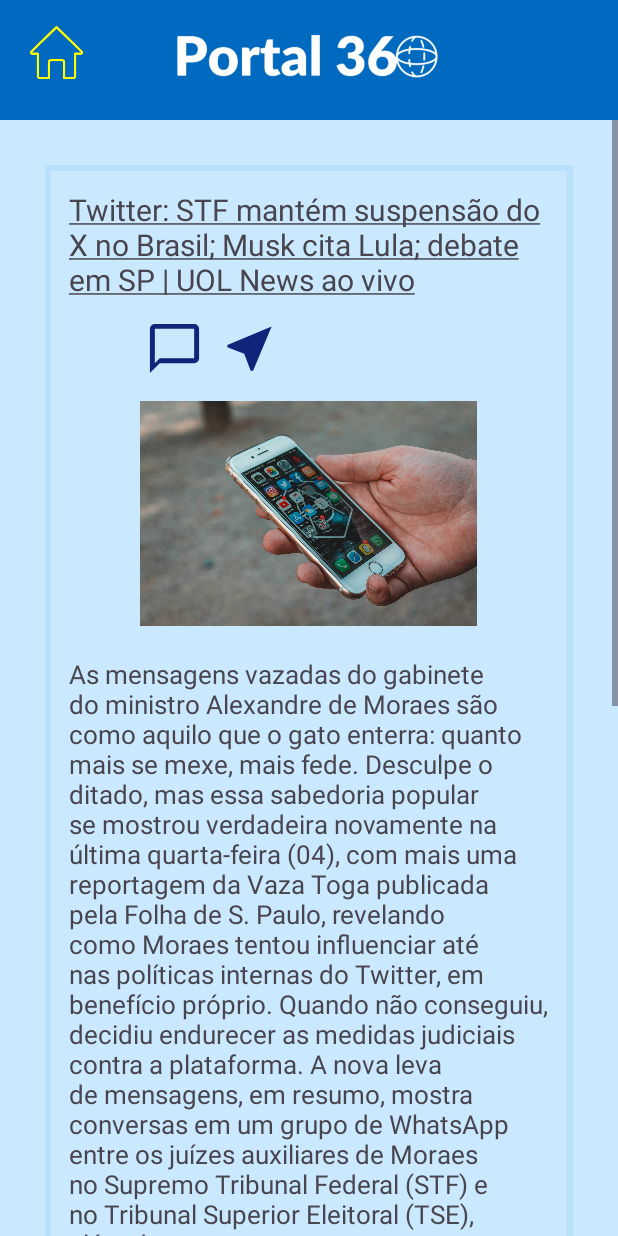
After one commit to vihdobalacobaco/TccMobile, an Android app: the NoticiaAberta screen opened directly, with no data from a screen before it, on a phone screen of 412 x 824 dp. The commit adds this screen. Run offline under Robolectric (Android 15) with nearby library versions, the phone set to English and light mode, and no system bars.

Commit message:
tela de noticia aberta

```diff
--- a/app/src/main/AndroidManifest.xml
+++ b/app/src/main/AndroidManifest.xml
@@ -14,6 +14,9 @@
         android:supportsRtl="true"
         android:theme="@style/Theme.TccMobile"
         tools:targetApi="31">
+        <activity
+            android:name=".NoticiaAberta"
+            android:exported="false" />
         <activity
             android:name=".TelaInicialLogada"
             android:exported="false" />
--- /dev/null
+++ b/app/src/main/java/com/example/tccmobile/NoticiaAberta.java
@@ -0,0 +1,14 @@
+package com.example.tccmobile;
+
+import androidx.appcompat.app.AppCompatActivity;
+
+import android.os.Bundle;
+
+public class NoticiaAberta extends AppCompatActivity {
+
+    @Override
+    protected void onCreate(Bundle savedInstanceState) {
+        super.onCreate(savedInstanceState);
+        setContentView(R.layout.activity_noticia_aberta);
+    }
+}
--- /dev/null
+++ b/app/src/main/res/drawable/baseline_chat_bubble_outline_24.xml
@@ -0,0 +1,5 @@
+<vector android:height="24dp" android:tint="#102479"
+    android:viewportHeight="24" android:viewportWidth="24"
+    android:width="24dp" xmlns:android="http://schemas.android.com/apk/res/android">
+    <path android:fillColor="@android:color/white" android:pathData="M20,2L4,2c-1.1,0 -2,0.9 -2,2v18l4,-4h14c1.1,0 2,-0.9 2,-2L22,4c0,-1.1 -0.9,-2 -2,-2zM20,16L6,16l-2,2L4,4h16v12z"/>
+</vector>
--- /dev/null
+++ b/app/src/main/res/drawable/baseline_near_me_24.xml
@@ -0,0 +1,5 @@
+<vector android:height="24dp" android:tint="#102479"
+    android:viewportHeight="24" android:viewportWidth="24"
+    android:width="24dp" xmlns:android="http://schemas.android.com/apk/res/android">
+    <path android:fillColor="@android:color/white" android:pathData="M21,3L3,10.53v0.98l6.84,2.65L12.48,21h0.98L21,3z"/>
+</vector>
--- /dev/null
+++ b/app/src/main/res/drawable/borderr_background.xml
@@ -0,0 +1,7 @@
+<?xml version="1.0" encoding="utf-8"?>
+<shape xmlns:android="http://schemas.android.com/apk/res/android"
+    android:shape="rectangle">
+
+    <stroke android:width="4dp" android:color="@color/borda"/>
+
+</shape>
--- /dev/null
+++ b/app/src/main/res/layout/activity_noticia_aberta.xml
@@ -0,0 +1,132 @@
+<?xml version="1.0" encoding="utf-8"?>
+<androidx.constraintlayout.widget.ConstraintLayout xmlns:android="http://schemas.android.com/apk/res/android"
+    xmlns:app="http://schemas.android.com/apk/res-auto"
+    xmlns:tools="http://schemas.android.com/tools"
+    android:layout_width="match_parent"
+    android:layout_height="match_parent"
+    tools:context=".NoticiaAberta"
+    android:background="@color/corfundo">
+
+
+    <View
+        android:id="@+id/view"
+        android:layout_width="match_parent"
+        android:layout_height="80dp"
+        android:background="@drawable/cabecalho_background"
+        app:layout_constraintEnd_toEndOf="parent"
+        app:layout_constraintStart_toStartOf="parent"
+        app:layout_constraintTop_toTopOf="parent"
+        />
+
+    <ImageView
+        android:id="@+id/logotit"
+        android:layout_width="180dp"
+        android:layout_height="180dp"
+        android:layout_marginTop="-37dp"
+        android:src="@drawable/logotitulo"
+        app:layout_constraintEnd_toEndOf="parent"
+        app:layout_constraintStart_toStartOf="parent"
+        app:layout_constraintTop_toTopOf="parent" />
+
+    <ImageButton
+        android:id="@+id/botaohome"
+        android:layout_width="55dp"
+        android:layout_height="55dp"
+        android:src="@drawable/home"
+        android:background="?attr/selectableItemBackgroundBorderless"
+        app:layout_constraintStart_toStartOf="parent"
+        app:layout_constraintTop_toTopOf="parent"
+        android:scaleType="fitCenter"
+        android:layout_marginStart="10dp"
+        android:layout_marginTop="7dp"
+        android:contentDescription="@string/button_home_desc"
+        android:padding="10dp"
+        />
+
+    <ScrollView
+        android:layout_width="match_parent"
+        android:layout_height="0dp"
+        app:layout_constraintBottom_toBottomOf="parent"
+        app:layout_constraintEnd_toEndOf="parent"
+        android:fillViewport="true"
+        app:layout_constraintStart_toStartOf="parent"
+        app:layout_constraintTop_toBottomOf="@id/view"
+        >
+
+        <LinearLayout
+            android:layout_width="match_parent"
+            android:layout_height="0dp"
+            android:layout_margin="30dp"
+            android:background="@drawable/borderr_background"
+            android:elevation="4dp"
+            android:orientation="vertical"
+            android:padding="16dp"
+            app:layout_constraintEnd_toEndOf="parent"
+            app:layout_constraintStart_toStartOf="parent"
+            app:layout_constraintTop_toBottomOf="@id/view">
+
+            <TextView
+                android:id="@+id/TituloNoticia"
+                android:layout_width="match_parent"
+                android:layout_height="wrap_content"
+                android:text="@string/titnoticia"
+                android:textSize="20dp"
+                android:layout_marginBottom="7dp"
+                />
+
+            <LinearLayout
+                android:layout_width="match_parent"
+                android:layout_height="60dp"
+                android:orientation="horizontal"
+                android:elevation="4dp"
+                >
+
+            <ImageButton
+                android:layout_width="50dp"
+                android:layout_height="50dp"
+                android:src="@drawable/baseline_chat_bubble_outline_24"
+                android:background="?attr/selectableItemBackgroundBorderless"
+                android:scaleType="fitCenter"
+                android:layout_marginStart="45dp"
+                android:layout_marginTop="20dp"
+                android:contentDescription="comentar"
+                android:padding="5dp"
+                android:layout_gravity="center_horizontal"
+                />
+
+                <ImageButton
+                    android:layout_width="50dp"
+                    android:layout_height="50dp"
+                    android:src="@drawable/baseline_near_me_24"
+                    android:background="?attr/selectableItemBackgroundBorderless"
+                    android:scaleType="fitCenter"
+                    android:layout_marginTop="20dp"
+                    android:contentDescription="comentar"
+                    android:padding="5dp"
+                    android:layout_gravity="center_horizontal"
+                    />
+        </LinearLayout>
+
+            <ImageView
+                android:id="@+id/imgnoticia"
+                android:layout_width="250dp"
+                android:layout_height="150dp"
+                android:layout_gravity="center"
+                android:src="@drawable/celularimg" />
+
+            <TextView
+                android:layout_width="match_parent"
+                android:layout_height="wrap_content"
+                android:text="@string/textonoticia"
+                android:textSize="17sp"
+                android:layout_marginTop="20dp"
+                />
+
+
+
+        </LinearLayout>
+
+    </ScrollView>
+
+
+</androidx.constraintlayout.widget.ConstraintLayout>
--- a/app/src/main/res/values/colors.xml
+++ b/app/src/main/res/values/colors.xml
@@ -3,6 +3,7 @@
     <color name="black">#FF000000</color>
     <color name="white">#FFFFFFFF</color>
     <color name="corfundo">#cae9ff</color>
+    <color name="borda">#D3B5DFFD</color>
     <color name="azulclaro">#2196f3</color>
     <color name="ciano">#edf8ff</color>
     <color name="yellow">#edf222</color>
--- a/app/src/main/res/values/strings.xml
+++ b/app/src/main/res/values/strings.xml
@@ -27,5 +27,26 @@
     <dimen name="text_size_small">14sp</dimen>
     <dimen name="text_size_medium">20sp</dimen>
     <string name="txt_noticias">Notícias da Semana</string>
+    <string name="titnoticia"><u>Twitter: STF mantém suspensão do X no Brasil; Musk cita Lula; debate em SP | UOL News ao vivo</u></string>
+    <string name="textonoticia">As mensagens vazadas do gabinete do ministro Alexandre de Moraes são como aquilo que o gato enterra: quanto mais se mexe, mais fede.
+        Desculpe o ditado, mas essa sabedoria popular se mostrou verdadeira novamente na última quarta-feira (04), com mais uma reportagem da Vaza Toga publicada pela Folha de S. Paulo,
+        revelando como Moraes tentou influenciar até nas políticas internas do Twitter, em benefício próprio.
+        Quando não conseguiu, decidiu "endurecer" as medidas judiciais contra a plataforma.
+        A nova leva de mensagens, em resumo, mostra conversas em um grupo de WhatsApp entre os juízes auxiliares de Moraes no Supremo Tribunal Federal (STF) e no Tribunal Superior Eleitoral (TSE),
+        além de outros assessores, em março de 2023, cinco meses após o fim das eleições presidenciais de 2022.
+        Marco Antônio Vargas, juiz auxiliar de Moraes no TSE, trouxe ao grupo a postagem de uma mulher criticando o ministro,
+        provavelmente a pedido de Moraes, como já ocorrido em outros casos.
+        "A mensagem dizia: ‘Foi o Tribunal Internacional.
+        O Mula, Xandão e esse governo usurpador estão sendo acusados de crimes contra a humanidade (prisões ilegais, tortura, campos de concentração, mortes, etc.)’".
+        A pergunta que surge é: “Por que um ministro do Supremo se preocuparia com uma postagem dessas?”
+        Ego, vaidade, crueldade e necessidade de controle podem ser hipóteses, mas o fato é que Moraes não gostou,
+        e sua equipe quis derrubar o conteúdo.
+Uma     pessoa comum, ao se sentir ofendida por um post, contrataria um advogado e acionaria a justiça
+        de primeira instância para pedir responsabilização civil e criminal do ofensor. Moraes, no entanto,
+        queria que o Twitter não apenas removesse aquela publicação, mas todas as semelhantes.
+        E, pior ainda, queria que a censura fosse apresentada como uma ação a partir das próprias regras do Twitter,
+        não como um pedido extraoficial do TSE.
 
+
+    </string>
 </resources>
```
Also changed, not shown: app/src/main/res/drawable/celularimg.jpg (added).
